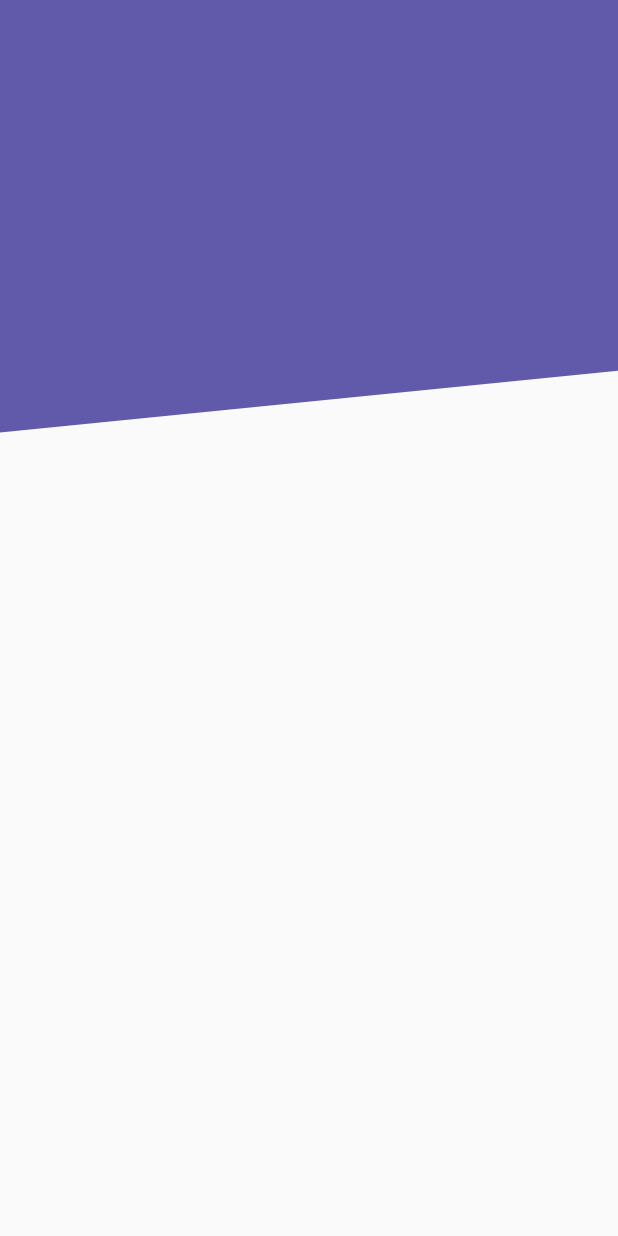
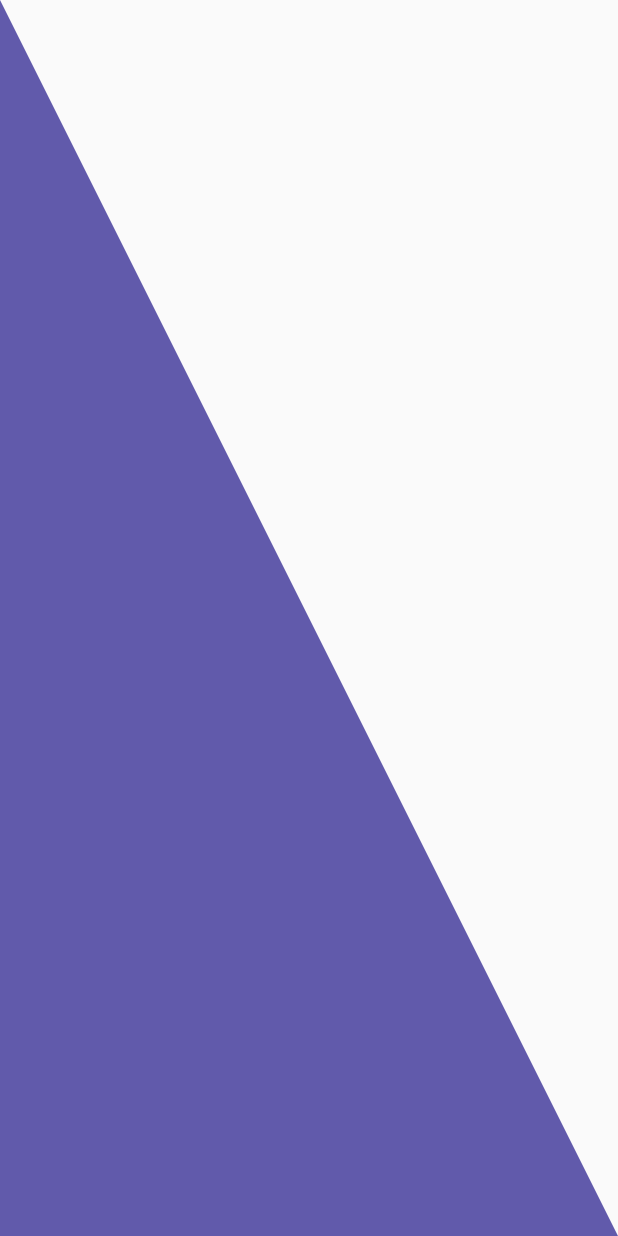
Before and after one commit to bjavier9/Flutter_diseno_profesional, a Flutter app: the screen it shows after launch, on a phone screen of 412 x 824 dp. Run offline on Flutter 3.47's test engine with Material 2 defaults, Android fonts, the phone set to English and light mode, and no system bars.

Commit message:
painter triangular

```diff
--- a/custom_pinter/lib/src/pages/headers_pages.dart
+++ b/custom_pinter/lib/src/pages/headers_pages.dart
@@ -7,7 +7,7 @@
   @override
   Widget build(BuildContext context) {
     return Scaffold(
-        body: HeaderDiagonal(),
+        body: HeaderTriangular(),
     );
   }
 }
--- a/custom_pinter/lib/src/widgets/header.dart
+++ b/custom_pinter/lib/src/widgets/header.dart
@@ -69,3 +69,42 @@
   }
 
 }
+class HeaderTriangular extends StatelessWidget {
+
+  @override
+  Widget build(BuildContext context) {
+    return Container(
+      height: double.infinity,
+      width: double.infinity,
+        // color: Color(0xff615AAB),
+      child: CustomPaint(
+        painter: _HeaderTriangularPainter(),
+      ),
+    );
+  }
+}
+
+class _HeaderTriangularPainter extends CustomPainter{
+
+  @override
+  void paint(Canvas canvas, Size size) {
+   final paint = Paint();
+   paint.color=Color(0xff615AAB);
+   paint.style=PaintingStyle.fill;
+   paint.strokeWidth=20;
+   final path = new Path();
+  //  path.moveTo(0,0);
+   path.lineTo(size.width,size.height);
+  //  path.lineTo(size.width,0);
+   path.lineTo(0, size.height);
+      //  path.lineTo(0,size.height*0.5);
+   canvas.drawPath(path, paint);
+  }
+
+  @override
+  bool shouldRepaint(CustomPainter oldDelegate) {
+    // TODO: implement shouldRepaint
+    return true;
+  }
+
+}
```
